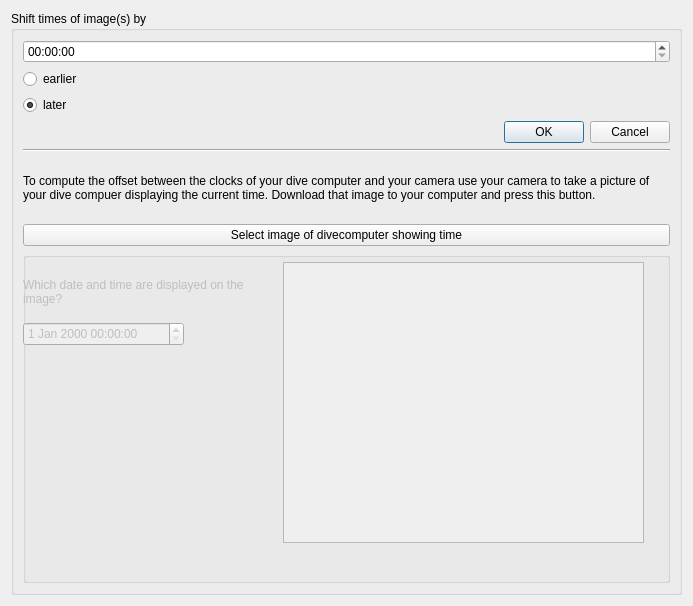
This is qt-ui/shiftimagetimes.ui in subsurface/subsurface as Qt 5 draws it before an edit. The edited form follows.
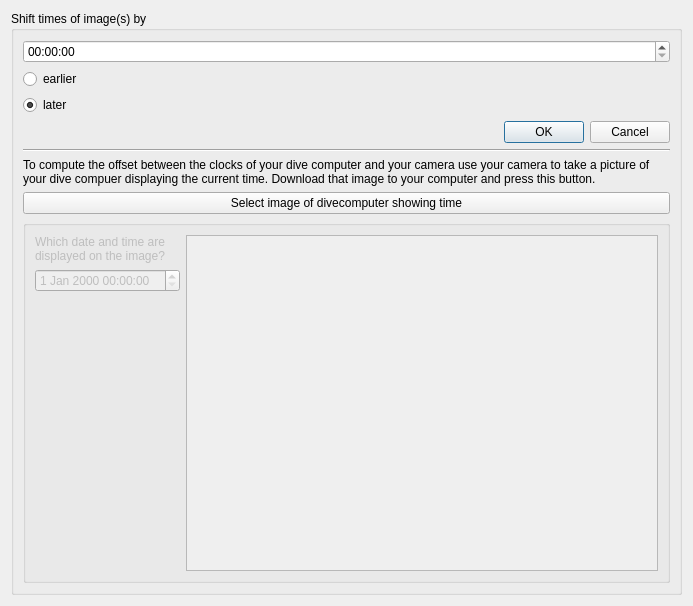
This is the edited form. Icons and pictures are not drawn.

Commit message:
Fix layout on the Shift-Image-Time import dialog
The dialogs where hard-coded and some variations of themes
could broke the placement of the text on it.

What changed in the file:
```diff
--- a/qt-ui/shiftimagetimes.ui
+++ b/qt-ui/shiftimagetimes.ui
@@ -167,25 +167,9 @@
         <property name="title">
          <string/>
         </property>
-        <widget class="QDateTimeEdit" name="dcTime">
-         <property name="geometry">
-          <rect>
-           <x>0</x>
-           <y>70</y>
-           <width>161</width>
-           <height>24</height>
-          </rect>
-         </property>
-        </widget>
+        <layout class="QGridLayout" name="gridLayout">
+         <item row="0" column="0">
         <widget class="QLabel" name="label_2">
-         <property name="geometry">
-          <rect>
-           <x>0</x>
-           <y>10</y>
-           <width>234</width>
-           <height>60</height>
-          </rect>
-         </property>
          <property name="maximumSize">
           <size>
            <width>16777215</width>
@@ -199,15 +183,9 @@
           <bool>true</bool>
          </property>
         </widget>
+         </item>
+         <item row="0" column="1" rowspan="3">
         <widget class="QGraphicsView" name="DCImage">
-         <property name="geometry">
-          <rect>
-           <x>260</x>
-           <y>10</y>
-           <width>361</width>
-           <height>281</height>
-          </rect>
-         </property>
          <property name="verticalScrollBarPolicy">
           <enum>Qt::ScrollBarAlwaysOff</enum>
          </property>
@@ -215,6 +193,24 @@
           <enum>Qt::ScrollBarAlwaysOff</enum>
          </property>
         </widget>
+         </item>
+         <item row="1" column="0">
+          <widget class="QDateTimeEdit" name="dcTime"/>
+         </item>
+         <item row="2" column="0">
+          <spacer name="verticalSpacer">
+           <property name="orientation">
+            <enum>Qt::Vertical</enum>
+           </property>
+           <property name="sizeHint" stdset="0">
+            <size>
+             <width>20</width>
+             <height>193</height>
+            </size>
+           </property>
+          </spacer>
+         </item>
+        </layout>
        </widget>
       </item>
      </layout>
```
Lines whose indentation alone changed are shown as unchanged.
